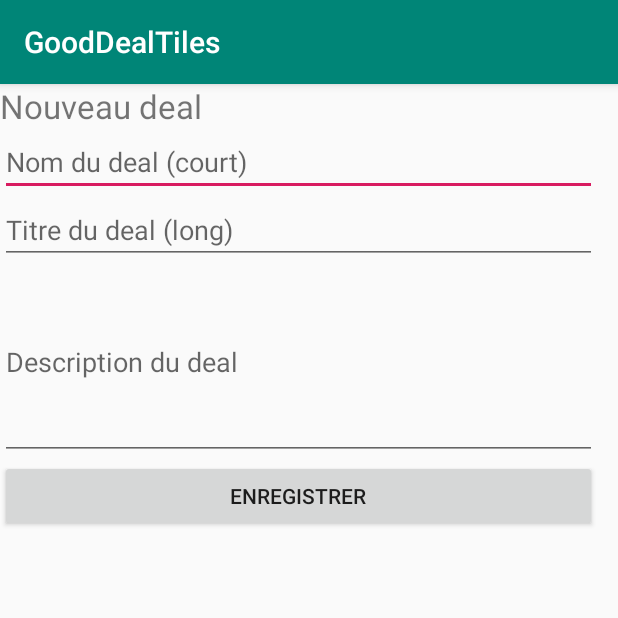
After one commit to eyreko/GoodDealTiles, an Android app: the CreateNewTile screen opened directly, with no data from a screen before it, on a phone screen of 412 x 824 dp, the top half of it. The commit adds this screen. Run offline under Robolectric (Android 15) with nearby library versions, the phone set to English and light mode, and no system bars.

Commit message:
add button for creating deals

```diff
--- /dev/null
+++ b/app/src/main/java/ch/hearc/ig/ta/tp/gooddealtiles/CreateNewTile.java
@@ -0,0 +1,40 @@
+package ch.hearc.ig.ta.tp.gooddealtiles;
+
+import android.app.Activity;
+import android.content.Intent;
+import android.os.Bundle;
+import android.support.v7.app.AppCompatActivity;
+import android.view.View;
+import android.widget.EditText;
+import android.widget.TextView;
+
+import ch.hearc.ig.ta.tp.Business.Deal;
+
+public class CreateNewTile extends AppCompatActivity {
+    @Override
+    protected void onCreate(Bundle savedInstanceState) {
+        super.onCreate(savedInstanceState);
+        setContentView(R.layout.activity_create_new_tile);
+
+        // Get the Intent that started this activity and extract the string
+        Intent intent = getIntent();
+    }
+
+    public void createTile(View v){
+        final EditText nameField = (EditText) findViewById(R.id.EditTextName);
+        String name = nameField.getText().toString();
+
+        final EditText titleField = (EditText) findViewById(R.id.EditTextTitle);
+        String title = titleField.getText().toString();
+
+        final EditText descriptionField = (EditText) findViewById(R.id.EditTextDescription);
+        String description = descriptionField.getText().toString();
+
+        Intent returnIntent = new Intent();
+        returnIntent.putExtra("name",name);
+        returnIntent.putExtra("title",title);
+        returnIntent.putExtra("description",description);
+        setResult(Activity.RESULT_OK,returnIntent);
+        finish();
+    }
+}
--- a/app/src/main/java/ch/hearc/ig/ta/tp/gooddealtiles/DisplayTileActivity.java
+++ b/app/src/main/java/ch/hearc/ig/ta/tp/gooddealtiles/DisplayTileActivity.java
@@ -13,7 +13,7 @@ public class DisplayTileActivity extends AppCompatActivity {
 
         // Get the Intent that started this activity and extract the string
         Intent intent = getIntent();
-        String message = intent.getStringExtra(MainActivity.EXTRA_MESSAGE);
+        String message = intent.getStringExtra(MainActivity.KEY_TILE);
 
         // Capture the layout's TextView and set the string as its text
         TextView textView = findViewById(R.id.textView);
--- /dev/null
+++ b/app/src/main/res/layout/activity_create_new_tile.xml
@@ -0,0 +1,62 @@
+<?xml version="1.0" encoding="utf-8"?>
+<android.support.constraint.ConstraintLayout xmlns:android="http://schemas.android.com/apk/res/android"
+    xmlns:app="http://schemas.android.com/apk/res-auto"
+    xmlns:tools="http://schemas.android.com/tools"
+    android:layout_width="match_parent"
+    android:layout_height="match_parent"
+    tools:context=".CreateNewTile">
+
+    <ScrollView
+        xmlns:android="http://schemas.android.com/apk/res/android"
+        android:id="@+id/ScrollView01"
+        android:layout_width="wrap_content"
+        android:layout_height="wrap_content"
+        android:scrollbars="vertical">
+        <LinearLayout
+            android:layout_width="fill_parent"
+            android:orientation="vertical"
+            android:layout_height="fill_parent">
+
+            <!--Put form controls here-->
+            <TextView
+                android:id="@+id/TextViewTitle"
+                android:layout_width="match_parent"
+                android:layout_height="wrap_content"
+                android:text="@string/newdeal"
+                android:textSize="10pt"></TextView>
+
+            <EditText
+                android:id="@+id/EditTextName"
+                android:layout_height="wrap_content"
+                android:hint="Nom du deal (court)"
+                android:inputType="text"
+                android:layout_width="fill_parent">
+            </EditText>
+
+            <EditText
+                android:id="@+id/EditTextTitle"
+                android:layout_height="wrap_content"
+                android:hint="Titre du deal (long)"
+                android:inputType="text"
+                android:layout_width="fill_parent">
+            </EditText>
+
+            <EditText
+                android:id="@+id/EditTextDescription"
+                android:layout_width="398dp"
+                android:layout_height="wrap_content"
+                android:hint="Description du deal"
+                android:inputType="textMultiLine"
+                android:lines="5"></EditText>
+
+            <Button
+                android:id="@+id/ButtonSendDeal"
+                android:layout_width="fill_parent"
+                android:layout_height="wrap_content"
+                android:onClick="createTile"
+                android:text="Enregistrer"></Button>
+
+        </LinearLayout>
+    </ScrollView>
+
+</android.support.constraint.ConstraintLayout>
--- a/app/src/main/res/layout/activity_main.xml
+++ b/app/src/main/res/layout/activity_main.xml
@@ -31,9 +31,9 @@
                 android:layout_alignParentLeft="true"
                 android:layout_marginLeft="23dp"
                 android:layout_marginTop="424dp"
-                android:onClick="sendMessage"
+                android:onClick="displayCreateTile"
                 android:stateListAnimator="@null"
-                android:text="New deal"
+                android:text="Ajouter un deal"
                 android:textSize="15dp"
                 tools:layout_editor_absoluteX="0dp"
                 tools:layout_editor_absoluteY="461dp" />
@@ -46,7 +46,7 @@
                 android:layout_marginStart="18dp"
                 android:layout_marginLeft="18dp"
                 android:layout_marginTop="5dp"
-                android:text="Deals of the day"
+                android:text="Deals for student"
                 android:textSize="30dp" />
 
 
--- a/app/src/main/res/values/strings.xml
+++ b/app/src/main/res/values/strings.xml
@@ -1,3 +1,4 @@
 <resources>
     <string name="app_name">GoodDealTiles</string>
+    <string name="newdeal">Nouveau deal</string>
 </resources>
```
Also changed, not shown: app/src/main/AndroidManifest.xml (+7 -0 lines), app/src/main/java/ch/hearc/ig/ta/tp/Business/Deal.java (+8 -10 lines), app/src/main/java/ch/hearc/ig/ta/tp/gooddealtiles/MainActivity.java (+40 -10 lines), app/src/main/java/ch/hearc/ig/ta/tp/persistance/MySQLiteHelper.java (+11 -5 lines).
